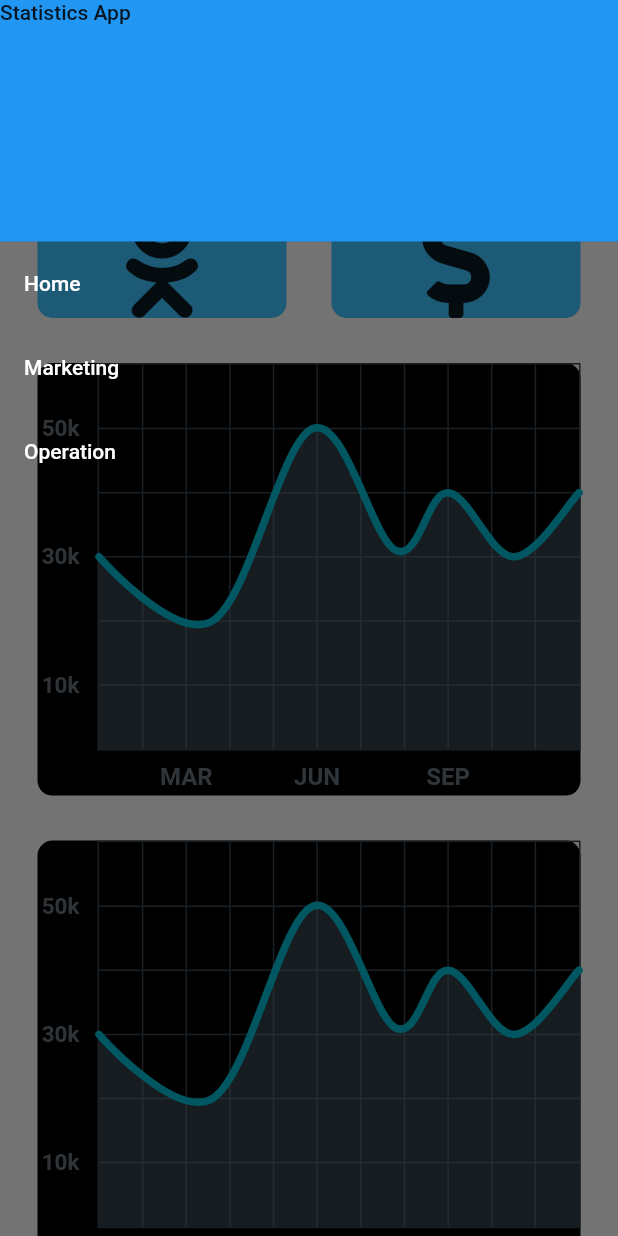
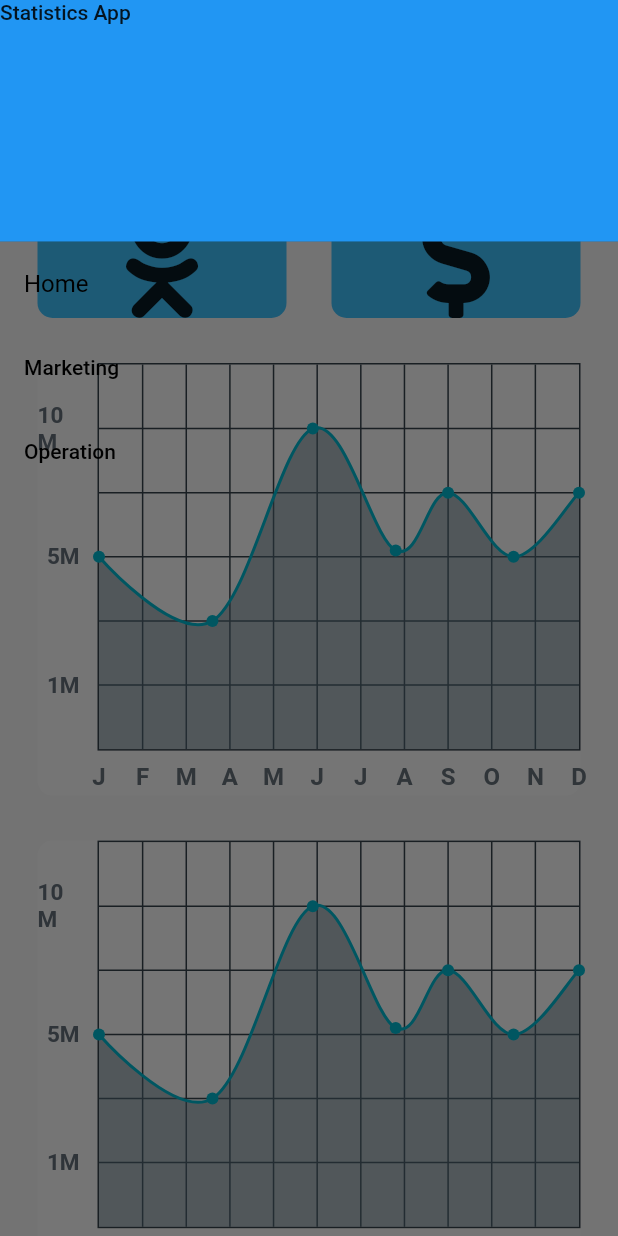
Before and after one commit to hank-the-tank/statistics_app, a Flutter app: the screen it shows after launch, with the side drawer open, on a phone screen of 412 x 824 dp. Run offline on Flutter 3.47's test engine with Material 2 defaults, Android fonts, the light colour scheme and no system bars; drawn by our look-alikes of fl_chart; our stand-ins replace font_awesome_flutter.

Commit message:
colour change

```diff
--- a/lib/components/chart/view/chart.dart
+++ b/lib/components/chart/view/chart.dart
@@ -15,7 +15,7 @@ class _ChartState extends State<Chart> {
       child: LineChart(showAvg ? avgData() : mainData()),
       margin: EdgeInsets.all(15.0),
       decoration: BoxDecoration(
-        color: Colors.black,
+        color: Colors.white,
         borderRadius: BorderRadius.circular(10.0),
       ),
     );
@@ -51,12 +51,30 @@ LineChartData mainData() {
             fontSize: 16),
         getTitles: (value) {
           switch (value.toInt()) {
+            case 0:
+              return 'J';
+            case 1:
+              return 'F';
             case 2:
-              return 'MAR';
+              return 'M';
+            case 3:
+              return 'A';
+            case 4:
+              return 'M';
             case 5:
-              return 'JUN';
+              return 'J';
+            case 6:
+              return 'J';
+            case 7:
+              return 'A';
             case 8:
-              return 'SEP';
+              return 'S';
+            case 9:
+              return 'O';
+            case 10:
+              return 'N';
+            case 11:
+              return 'D';
           }
           return '';
         },
@@ -72,11 +90,11 @@ LineChartData mainData() {
         getTitles: (value) {
           switch (value.toInt()) {
             case 1:
-              return '10k';
+              return '1M';
             case 3:
-              return '30k';
+              return '5M';
             case 5:
-              return '50k';
+              return '10M';
           }
           return '';
         },
@@ -103,10 +121,10 @@ LineChartData mainData() {
           FlSpot(11, 4),
         ],
         isCurved: true,
-        barWidth: 5,
+        barWidth: 2,
         isStrokeCapRound: true,
         dotData: FlDotData(
-          show: false,
+          show: true,
         ),
         belowBarData: BarAreaData(
           show: true,
--- a/lib/components/side_menu/view/side_menu.dart
+++ b/lib/components/side_menu/view/side_menu.dart
@@ -15,10 +15,11 @@ class SideMenu extends StatelessWidget {
             color: Colors.blue,
           ),
         ),
-        ListTile(
+        ListTileTheme(
+          child: ListTile(
             title: Text(
               'Home',
-            style: TextStyle(color: Colors.white),
+              style: TextStyle(color: Colors.black),
             ),
             onTap: () {
               // Update the state of the app.
@@ -26,10 +27,11 @@ class SideMenu extends StatelessWidget {
               Navigator.pushReplacementNamed(context, "home");
             },
           ),
+        ),
         ListTile(
           title: Text(
             'Marketing',
-            style: TextStyle(color: Colors.white),
+            style: TextStyle(color: Colors.black),
           ),
           onTap: () {
             // Update the state of the app.
@@ -40,7 +42,7 @@ class SideMenu extends StatelessWidget {
         ListTile(
           title: Text(
             'Operation',
-            style: TextStyle(color: Colors.white),
+            style: TextStyle(color: Colors.black),
           ),
           onTap: () {
             // Update the state of the app.
```
Lines whose indentation alone changed are shown as unchanged.
